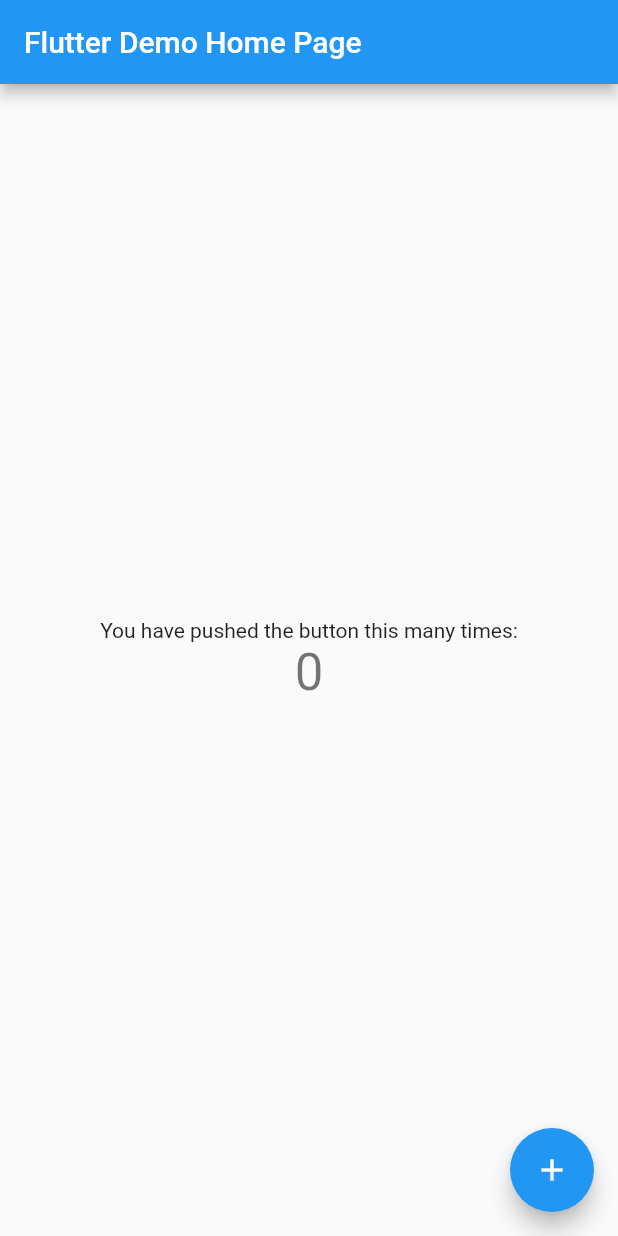
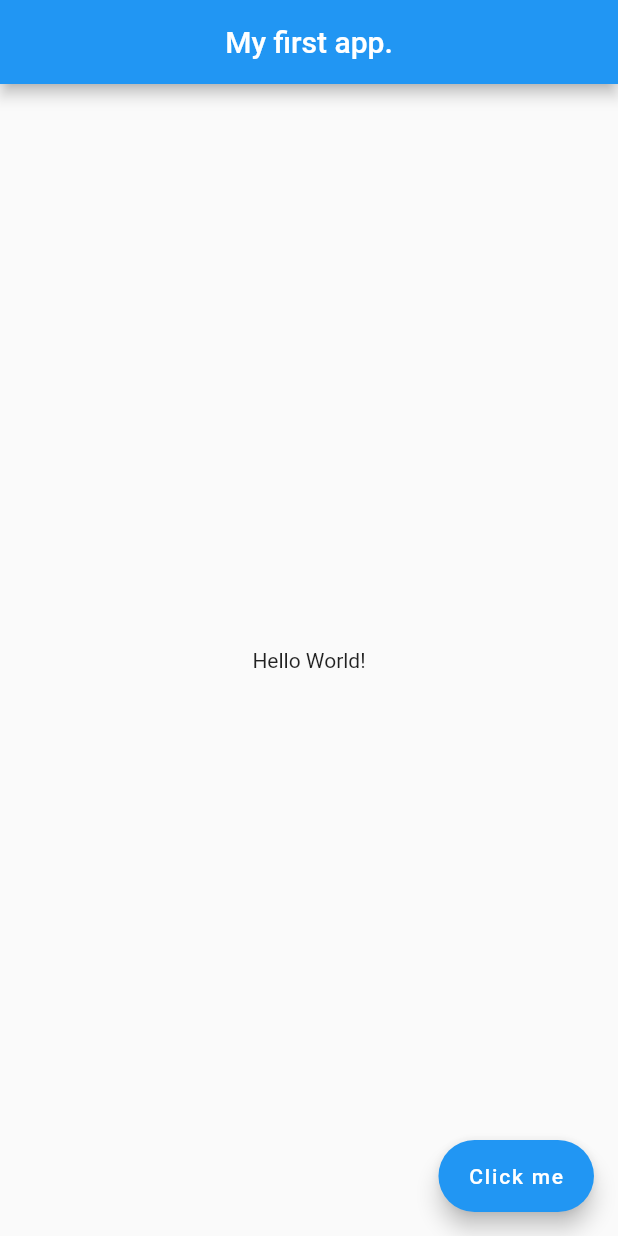
Before and after one commit to Benjovengo/DAppsage, a Flutter app: the screen it shows after launch, on a phone screen of 412 x 824 dp. Run offline on Flutter 3.47's test engine with Material 2 defaults, Android fonts, the phone set to English and light mode, and no system bars.

Commit message:
remove default app code
Remove the default code for the app created by the `flutter create` command.

- Add the placeholder of the app's main screen.

Signed-off-by: Fabio Benjovengo <fabio.benjovengo@gmail.com>

```diff
--- a/front_end/lib/main.dart
+++ b/front_end/lib/main.dart
@@ -1,115 +1,17 @@
 import 'package:flutter/material.dart';
 
-void main() {
-  runApp(const MyApp());
-}
-
-class MyApp extends StatelessWidget {
-  const MyApp({super.key});
-
-  // This widget is the root of your application.
-  @override
-  Widget build(BuildContext context) {
-    return MaterialApp(
-      title: 'Flutter Demo',
-      theme: ThemeData(
-        // This is the theme of your application.
-        //
-        // Try running your application with "flutter run". You'll see the
-        // application has a blue toolbar. Then, without quitting the app, try
-        // changing the primarySwatch below to Colors.green and then invoke
-        // "hot reload" (press "r" in the console where you ran "flutter run",
-        // or simply save your changes to "hot reload" in a Flutter IDE).
-        // Notice that the counter didn't reset back to zero; the application
-        // is not restarted.
-        primarySwatch: Colors.blue,
-      ),
-      home: const MyHomePage(title: 'Flutter Demo Home Page'),
-    );
-  }
-}
-
-class MyHomePage extends StatefulWidget {
-  const MyHomePage({super.key, required this.title});
-
-  // This widget is the home page of your application. It is stateful, meaning
-  // that it has a State object (defined below) that contains fields that affect
-  // how it looks.
-
-  // This class is the configuration for the state. It holds the values (in this
-  // case the title) provided by the parent (in this case the App widget) and
-  // used by the build method of the State. Fields in a Widget subclass are
-  // always marked "final".
-
-  final String title;
-
-  @override
-  State<MyHomePage> createState() => _MyHomePageState();
-}
-
-class _MyHomePageState extends State<MyHomePage> {
-  int _counter = 0;
-
-  void _incrementCounter() {
-    setState(() {
-      // This call to setState tells the Flutter framework that something has
-      // changed in this State, which causes it to rerun the build method below
-      // so that the display can reflect the updated values. If we changed
-      // _counter without calling setState(), then the build method would not be
-      // called again, and so nothing would appear to happen.
-      _counter++;
-    });
-  }
-
-  @override
-  Widget build(BuildContext context) {
-    // This method is rerun every time setState is called, for instance as done
-    // by the _incrementCounter method above.
-    //
-    // The Flutter framework has been optimized to make rerunning build methods
-    // fast, so that you can just rebuild anything that needs updating rather
-    // than having to individually change instances of widgets.
-    return Scaffold(
-      appBar: AppBar(
-        // Here we take the value from the MyHomePage object that was created by
-        // the App.build method, and use it to set our appbar title.
-        title: Text(widget.title),
-      ),
-      body: Center(
-        // Center is a layout widget. It takes a single child and positions it
-        // in the middle of the parent.
-        child: Column(
-          // Column is also a layout widget. It takes a list of children and
-          // arranges them vertically. By default, it sizes itself to fit its
-          // children horizontally, and tries to be as tall as its parent.
-          //
-          // Invoke "debug painting" (press "p" in the console, choose the
-          // "Toggle Debug Paint" action from the Flutter Inspector in Android
-          // Studio, or the "Toggle Debug Paint" command in Visual Studio Code)
-          // to see the wireframe for each widget.
-          //
-          // Column has various properties to control how it sizes itself and
-          // how it positions its children. Here we use mainAxisAlignment to
-          // center the children vertically; the main axis here is the vertical
-          // axis because Columns are vertical (the cross axis would be
-          // horizontal).
-          mainAxisAlignment: MainAxisAlignment.center,
-          children: <Widget>[
-            const Text(
-              'You have pushed the button this many times:',
-            ),
-            Text(
-              '$_counter',
-              style: Theme.of(context).textTheme.headlineMedium,
-            ),
-          ],
+void main() => runApp(MaterialApp(
+      home: Scaffold(
+        appBar: AppBar(
+          title: const Text('My first app.'),
+          centerTitle: true,
+        ),
+        body: const Center(
+          child: Text('Hello World!'),
+        ),
+        floatingActionButton: FloatingActionButton.extended(
+          label: const Text("Click me"),
+          onPressed: () {},
         ),
       ),
-      floatingActionButton: FloatingActionButton(
-        onPressed: _incrementCounter,
-        tooltip: 'Increment',
-        child: const Icon(Icons.add),
-      ), // This trailing comma makes auto-formatting nicer for build methods.
-    );
-  }
-}
+    ));
```
